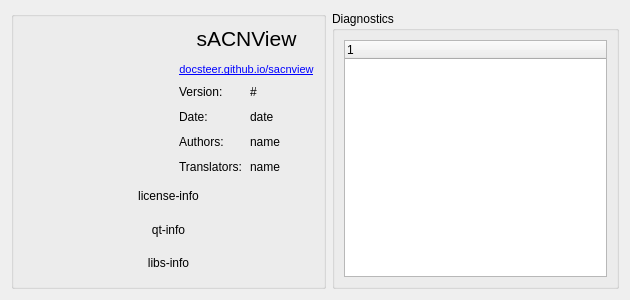
Old version of the form ui/aboutdialog.ui in the repository docsteer/sacnview.
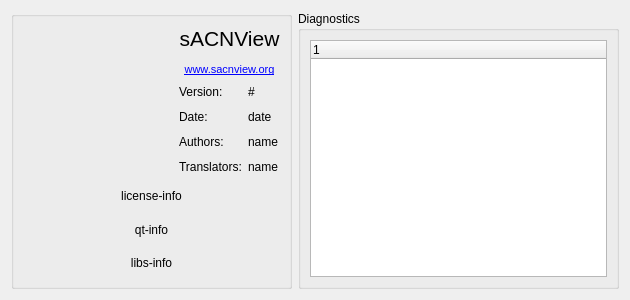
New version of the form. Icons and pictures are not drawn.

Commit message: www.sacnview.org

```diff
--- a/ui/aboutdialog.ui
+++ b/ui/aboutdialog.ui
@@ -97,7 +97,7 @@
              </font>
             </property>
             <property name="text">
-             <string notr="true">&lt;html&gt;&lt;head/&gt;&lt;body&gt;&lt;p align=&quot;center&quot;&gt;sACNView&lt;/p&gt;&lt;p align=&quot;center&quot;&gt;&lt;a href=&quot;http://docsteer.github.io/sacnview/&quot;&gt;&lt;span style=&quot; font-size:8pt; text-decoration: underline; color:#0000ff;&quot;&gt;docsteer.github.io/sacnview&lt;/span&gt;&lt;/a&gt;&lt;/p&gt;&lt;/body&gt;&lt;/html&gt;</string>
+             <string notr="true">&lt;html&gt;&lt;head/&gt;&lt;body&gt;&lt;p align=&quot;center&quot;&gt;sACNView&lt;/p&gt;&lt;p align=&quot;center&quot;&gt;&lt;a href=&quot;https://www.sacnview.org/sacnview/&quot;&gt;&lt;span style=&quot; font-size:8pt; text-decoration: underline; color:#0000ff;&quot;&gt;www.sacnview.org&lt;/span&gt;&lt;/a&gt;&lt;/p&gt;&lt;/body&gt;&lt;/html&gt;</string>
             </property>
             <property name="openExternalLinks">
              <bool>true</bool>
```
The commit also changes 2 other files.
